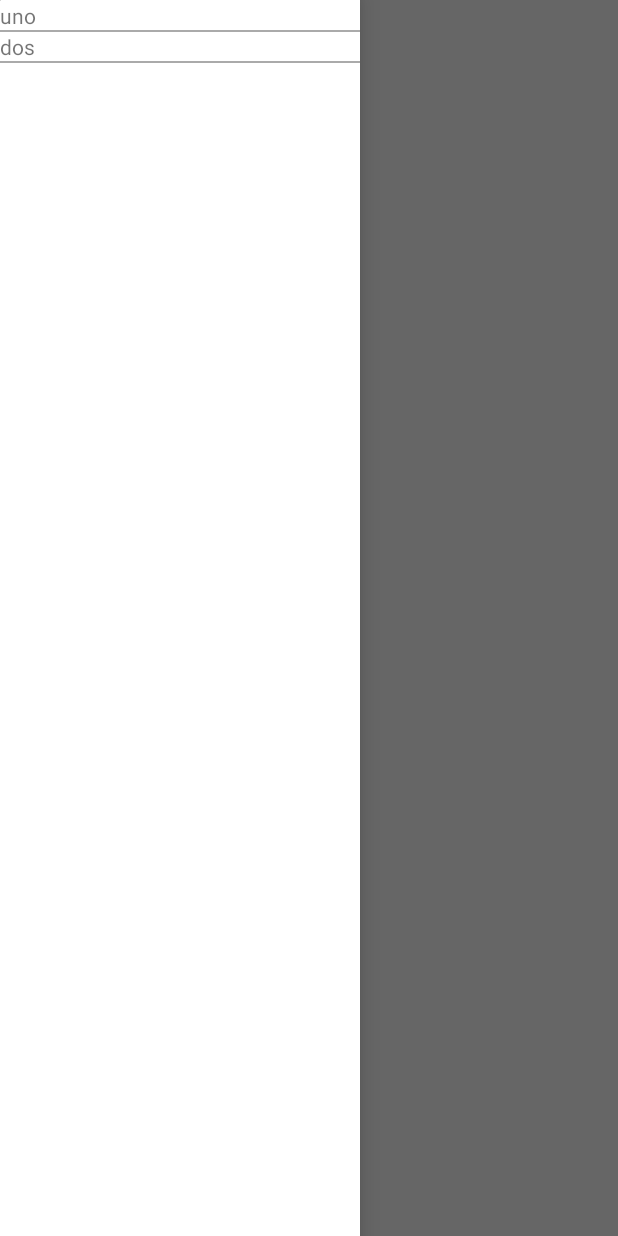
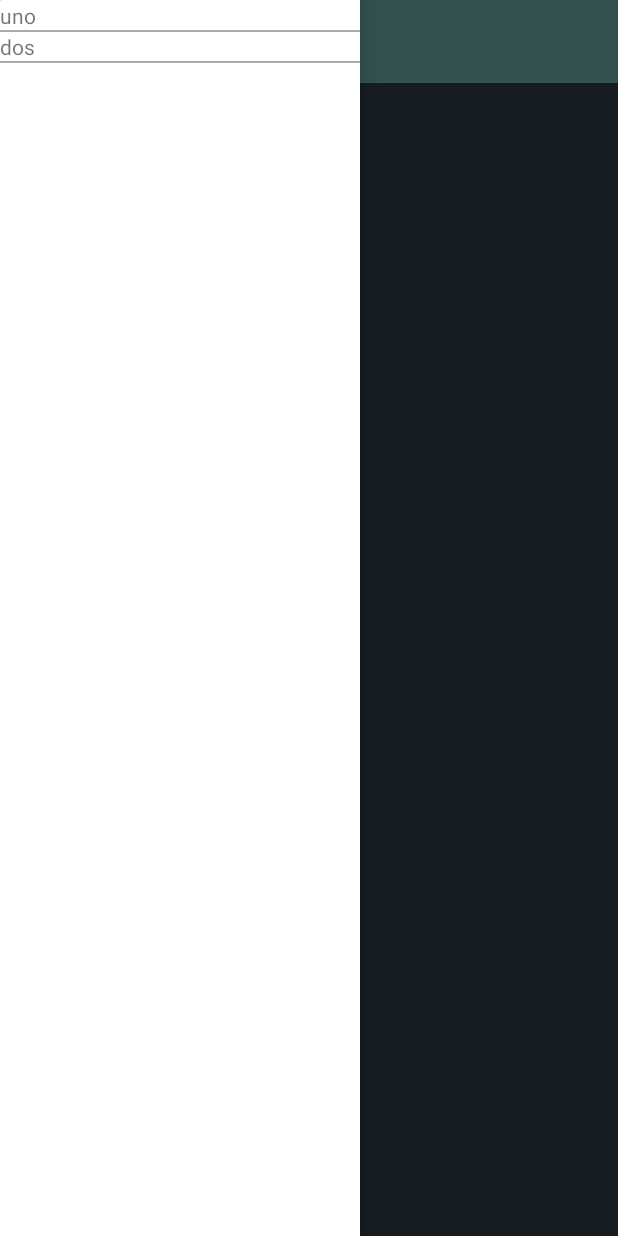
Before and after one commit to javiergamarra/MyConference, an Android app: the screen it shows after launch (AgendaActivity), with the side drawer open, on a phone screen of 412 x 824 dp. Run offline under Robolectric (Android 15) with nearby library versions, the phone set to English and light mode, and no system bars; our stand-ins replace Picasso; libraries missing offline, so code that uses them is left out: com.orm, com.path.android, de.greenrobot.event; pictures from the network do not load; 9 statements that could not run were skipped.

Commit message:
improve layout visually

```diff
--- a/app/src/main/res/layout/agenda.xml
+++ b/app/src/main/res/layout/agenda.xml
@@ -1,20 +1,30 @@
 <?xml version="1.0" encoding="utf-8"?>
-<android.support.v4.widget.DrawerLayout
+<android.support.v4.widget.DrawerLayout xmlns:android="http://schemas.android.com/apk/res/android"
     android:id="@+id/drawer_layout"
-    xmlns:android="http://schemas.android.com/apk/res/android"
     android:layout_width="match_parent"
     android:layout_height="match_parent">
 
     <RelativeLayout
         android:layout_width="match_parent"
         android:layout_height="match_parent"
-        android:background="@android:color/white"
+        android:background="@color/material_blue_grey_800"
         android:orientation="vertical">
+
+        <TextView
+            android:id="@+id/title_day_1"
+            android:layout_width="match_parent"
+            android:layout_height="wrap_content"
+            android:background="@color/material_deep_teal_200"
+            android:padding="15dp"
+            android:text="Lunes 19"
+            android:textAllCaps="true"
+            android:textSize="18sp" />
 
         <android.support.v7.widget.RecyclerView
             android:id="@+id/talks"
             android:layout_width="match_parent"
-            android:layout_height="match_parent" />
+            android:layout_height="match_parent"
+            android:layout_below="@+id/title_day_1" />
 
     </RelativeLayout>
 
```
Also changed, not shown: app/src/main/res/layout/talk_item.xml (+18 -3 lines).
